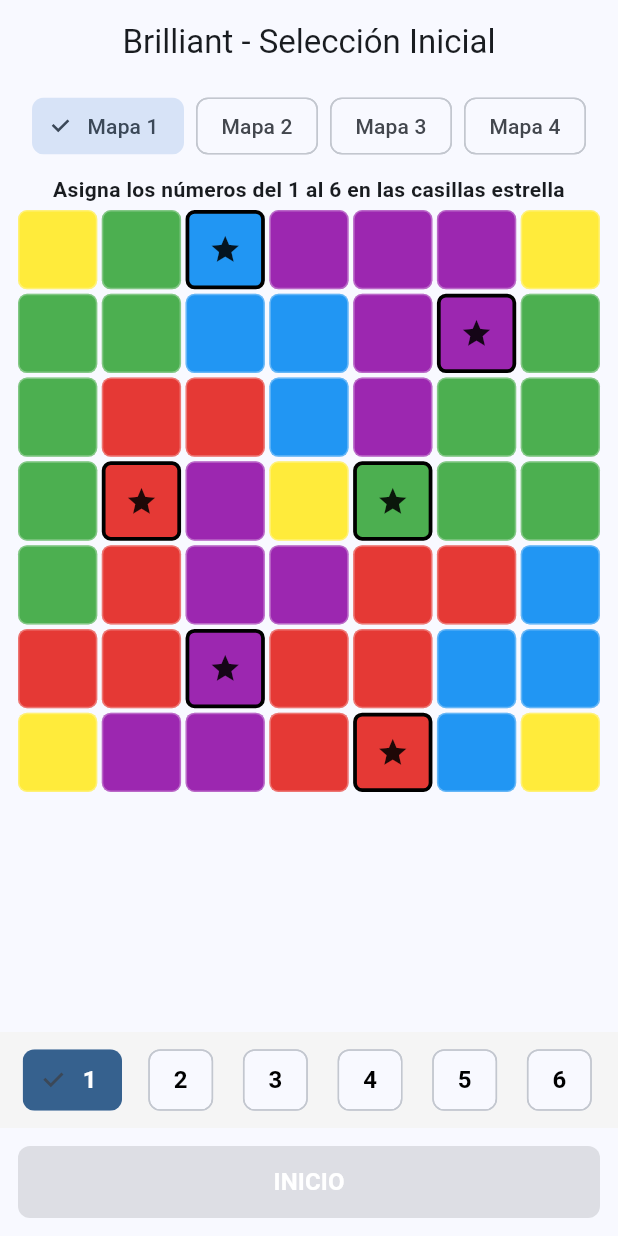
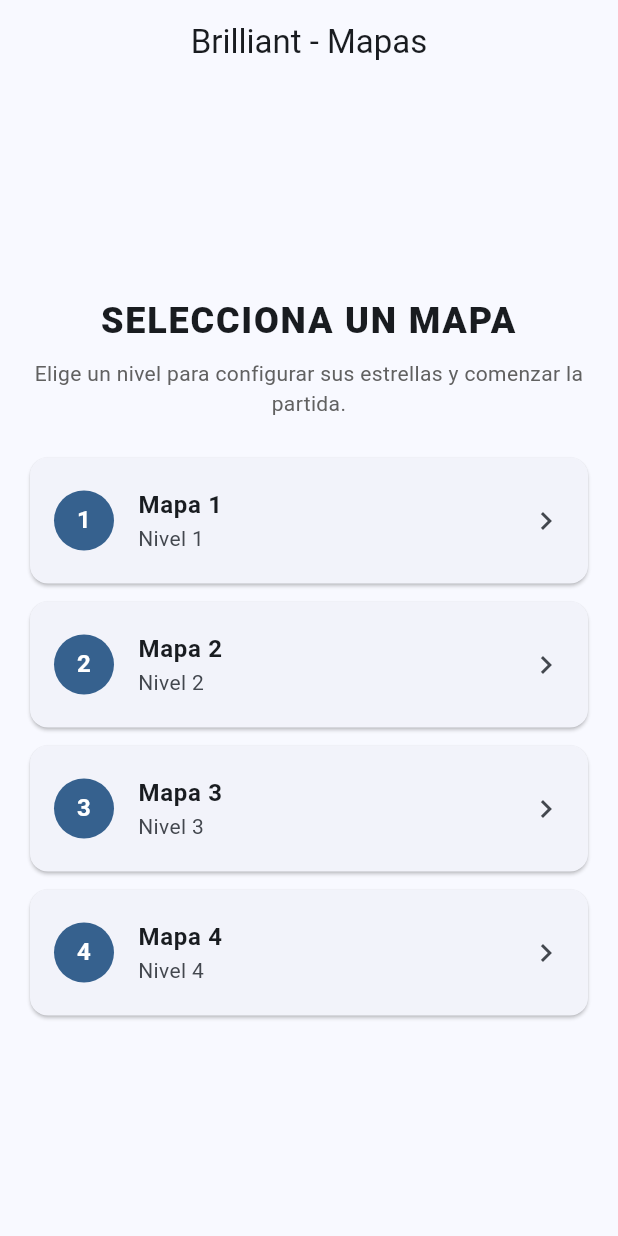
Before and after one commit to gaelpl/jueguitof, a Flutter app: the screen it shows after launch, on a phone screen of 412 x 824 dp. Run offline on Flutter 3.47's test engine with Material 3 defaults, Android fonts, the phone set to English and light mode, and no system bars; our stand-ins replace flutter_bloc.

Commit message:
se crea PantallaMenuMapas como vista inicial para seleccion previa de mapas

```diff
--- a/lib/main.dart
+++ b/lib/main.dart
@@ -21,13 +21,115 @@
         colorScheme: ColorScheme.fromSeed(seedColor: Colors.blue),
         useMaterial3: true,
       ),
-      home: const PantallaSeleccionInicial(),
+      home: const PantallaMenuMapas(),
+    );
+  }
+}
+
+class _OpcionMapa {
+  final int numero;
+  final String descripcion;
+
+  const _OpcionMapa(this.numero, this.descripcion);
+}
+
+class PantallaMenuMapas extends StatelessWidget {
+  const PantallaMenuMapas({super.key});
+
+  static const List<_OpcionMapa> _opciones = [
+    _OpcionMapa(1, 'Nivel 1'),
+    _OpcionMapa(2, 'Nivel 2'),
+    _OpcionMapa(3, 'Nivel 3'),
+    _OpcionMapa(4, 'Nivel 4'),
+  ];
+
+  void _abrirMapa(BuildContext context, int numeroMapa) {
+    final tablero = CreadorMapas.obtenerMapa(numeroMapa);
+    Navigator.of(context).push(
+      MaterialPageRoute(
+        builder: (_) =>
+            PantallaSeleccionInicial(tablero: tablero, numeroMapa: numeroMapa),
+      ),
+    );
+  }
+
+  @override
+  Widget build(BuildContext context) {
+    return Scaffold(
+      appBar: AppBar(title: const Text('Brilliant - Mapas'), centerTitle: true),
+      body: SafeArea(
+        child: Center(
+          child: SingleChildScrollView(
+            padding: const EdgeInsets.all(20),
+            child: ConstrainedBox(
+              constraints: const BoxConstraints(maxWidth: 480),
+              child: Column(
+                mainAxisSize: MainAxisSize.min,
+                crossAxisAlignment: CrossAxisAlignment.stretch,
+                children: [
+                  const Text(
+                    'SELECCIONA UN MAPA',
+                    textAlign: TextAlign.center,
+                    style: TextStyle(
+                      fontSize: 24,
+                      fontWeight: FontWeight.w900,
+                      letterSpacing: 1.2,
+                    ),
+                  ),
+                  const SizedBox(height: 8),
+                  Text(
+                    'Elige un nivel para configurar sus estrellas y comenzar la partida.',
+                    textAlign: TextAlign.center,
+                    style: TextStyle(fontSize: 14, color: Colors.grey[700]),
+                  ),
+                  const SizedBox(height: 20),
+                  for (final opcion in _opciones)
+                    Card(
+                      margin: const EdgeInsets.symmetric(vertical: 6),
+                      elevation: 1,
+                      child: ListTile(
+                        contentPadding: const EdgeInsets.symmetric(
+                          horizontal: 16,
+                          vertical: 6,
+                        ),
+                        leading: CircleAvatar(
+                          backgroundColor: Theme.of(context)
+                              .colorScheme
+                              .primary,
+                          foregroundColor: Colors.white,
+                          child: Text(
+                            '${opcion.numero}',
+                            style: const TextStyle(fontWeight: FontWeight.bold),
+                          ),
+                        ),
+                        title: Text(
+                          'Mapa ${opcion.numero}',
+                          style: const TextStyle(fontWeight: FontWeight.bold),
+                        ),
+                        subtitle: Text(opcion.descripcion),
+                        trailing: const Icon(Icons.chevron_right),
+                        onTap: () => _abrirMapa(context, opcion.numero),
+                      ),
+                    ),
+                ],
+              ),
+            ),
+          ),
+        ),
+      ),
     );
   }
 }
 
 class PantallaSeleccionInicial extends StatefulWidget {
-  const PantallaSeleccionInicial({super.key});
+  final Tablero tablero;
+  final int numeroMapa;
+
+  const PantallaSeleccionInicial({
+    super.key,
+    required this.tablero,
+    required this.numeroMapa,
+  });
 
   @override
   State<PantallaSeleccionInicial> createState() =>
@@ -35,22 +137,6 @@
 }
 
 class _PantallaSeleccionInicialState extends State<PantallaSeleccionInicial> {
-  int mapaSeleccionado = 1;
-  late Tablero tablero;
-
-  @override
-  void initState() {
-    super.initState();
-    tablero = CreadorMapas.obtenerMapa(mapaSeleccionado);
-  }
-
-  void _cambiarMapa(int nuevoMapa) {
-    setState(() {
-      mapaSeleccionado = nuevoMapa;
-      tablero = CreadorMapas.obtenerMapa(mapaSeleccionado);
-    });
-  }
-
   Color _obtenerColorRegion(Region region) {
     switch (region) {
       case Region.azulNorte:
@@ -81,11 +167,11 @@
   @override
   Widget build(BuildContext context) {
     return BlocProvider(
-      key: ValueKey(mapaSeleccionado),
-      create: (_) => InicioJuegoBloc(tablero),
+      key: ValueKey(widget.numeroMapa),
+      create: (_) => InicioJuegoBloc(widget.tablero),
       child: Scaffold(
         appBar: AppBar(
-          title: const Text('Brilliant - Selección Inicial'),
+          title: Text('Brilliant - Mapa ${widget.numeroMapa}'),
           centerTitle: true,
         ),
         body: BlocConsumer<InicioJuegoBloc, InicioJuegoEstado>(
@@ -100,28 +186,16 @@
           },
           builder: (context, state) {
             return SafeArea(
+              child: Center(
+                child: SingleChildScrollView(
+                  padding: const EdgeInsets.symmetric(vertical: 8),
+                  child: ConstrainedBox(
+                    constraints: const BoxConstraints(maxWidth: 560),
+                    child: Padding(
+                      padding: const EdgeInsets.symmetric(horizontal: 12.0),
                       child: Column(
+                        mainAxisSize: MainAxisSize.min,
                         children: [
-                  // Selector de Mapa
-                  Padding(
-                    padding: const EdgeInsets.symmetric(vertical: 4.0),
-                    child: Row(
-                      mainAxisAlignment: MainAxisAlignment.center,
-                      children: List.generate(4, (index) {
-                        int numMapa = index + 1;
-                        bool seleccionado = mapaSeleccionado == numMapa;
-                        return Padding(
-                          padding: const EdgeInsets.symmetric(horizontal: 4.0),
-                          child: ChoiceChip(
-                            label: Text('Mapa $numMapa'),
-                            selected: seleccionado,
-                            onSelected: (_) => _cambiarMapa(numMapa),
-                          ),
-                        );
-                      }),
-                    ),
-                  ),
-
                           const Padding(
                             padding: EdgeInsets.symmetric(
                               vertical: 4.0,
@@ -137,10 +211,8 @@
                             ),
                           ),
 
-                  Expanded(
-                    child: Padding(
-                      padding: const EdgeInsets.symmetric(horizontal: 12.0),
-                      child: AspectRatio(
+                          const SizedBox(height: 8),
+                          AspectRatio(
                             aspectRatio: 1,
                             child: GridView.builder(
                               physics: const NeverScrollableScrollPhysics(),
@@ -186,13 +258,15 @@
                                     child: Stack(
                                       alignment: Alignment.center,
                                       children: [
-                                    if (celda.esEstrella && celda.valor == null)
+                                        if (celda.esEstrella &&
+                                            celda.valor == null)
                                           const Icon(
                                             Icons.star,
                                             color: Colors.black87,
                                             size: 22,
                                           ),
-                                    if (celda.valor != null && celda.valor! > 0)
+                                        if (celda.valor != null &&
+                                            celda.valor! > 0)
                                           Text(
                                             '${celda.valor}',
                                             style: TextStyle(
@@ -214,8 +288,6 @@
                               },
                             ),
                           ),
-                    ),
-                  ),
 
                           Container(
                             padding: const EdgeInsets.symmetric(vertical: 8),
@@ -224,18 +296,23 @@
                               mainAxisAlignment: MainAxisAlignment.spaceEvenly,
                               children: List.generate(6, (i) {
                                 int num = i + 1;
-                        bool seleccionado = state.numeroSeleccionado == num;
+                                bool seleccionado =
+                                    state.numeroSeleccionado == num;
                                 return ChoiceChip(
                                   label: Text(
                                     '$num',
                                     style: TextStyle(
                                       fontSize: 16,
                                       fontWeight: FontWeight.bold,
-                              color: seleccionado ? Colors.white : Colors.black,
+                                      color: seleccionado
+                                          ? Colors.white
+                                          : Colors.black,
                                     ),
                                   ),
                                   selected: seleccionado,
-                          selectedColor: Theme.of(context).colorScheme.primary,
+                                  selectedColor: Theme.of(context)
+                                      .colorScheme
+                                      .primary,
                                   onSelected: (_) {
                                     context.read<InicioJuegoBloc>().add(
                                       EventoSeleccionarNumero(num),
@@ -279,6 +356,10 @@
                             ),
                           ),
                         ],
+                      ),
+                    ),
+                  ),
+                ),
               ),
             );
           },
```
Also changed, not shown: 1 other file. Lines whose indentation alone changed are shown as unchanged.
